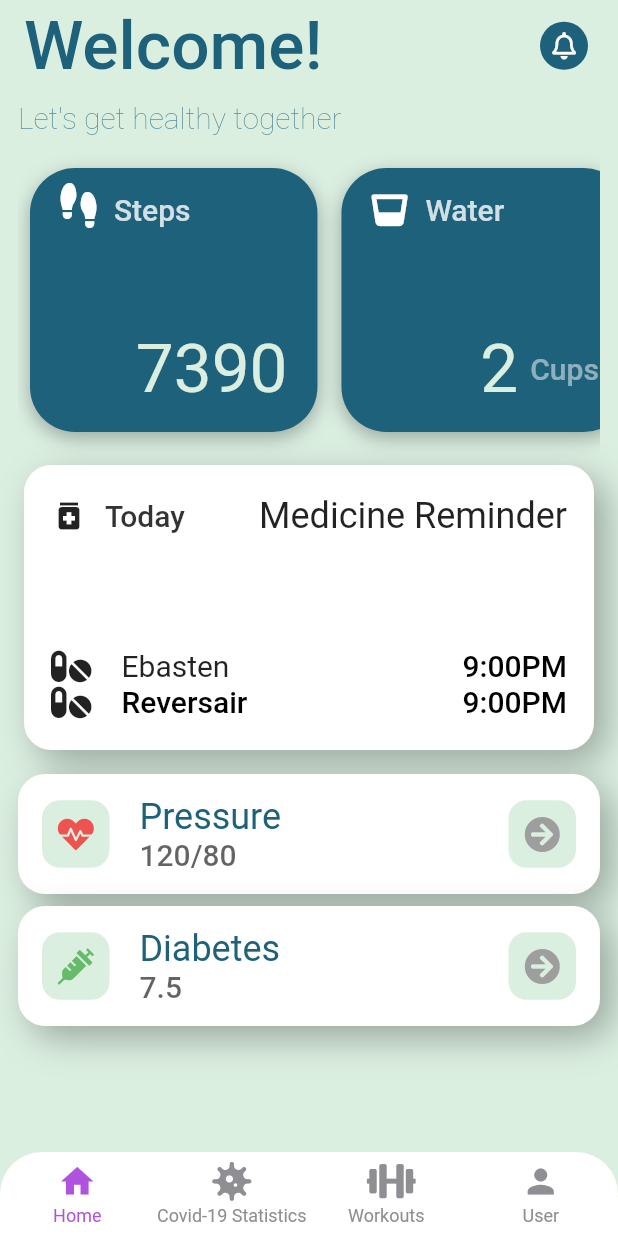
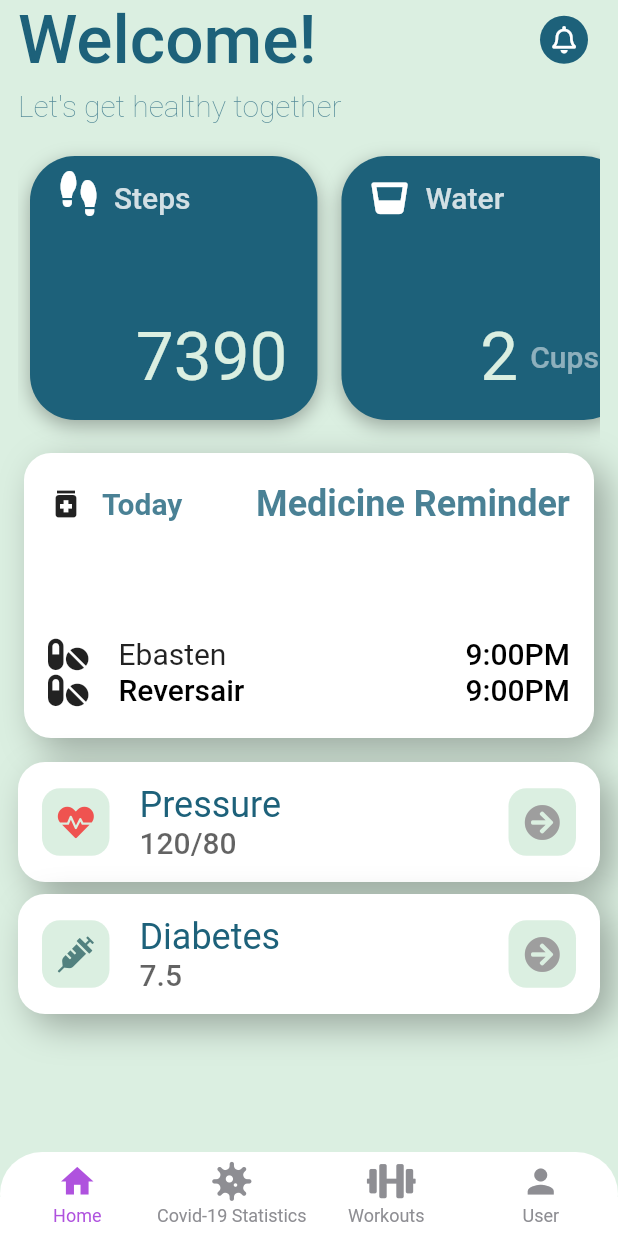
Before and after one commit to SumayaSiddique/Care_4_U_project, a Flutter app: the screen it shows once a user with an empty profile is signed in, on a phone screen of 412 x 824 dp. Run offline on Flutter 3.47's test engine with Material 2 defaults, Android fonts, the phone set to English and light mode, and no system bars; drawn by our look-alikes of persistent_bottom_nav_bar; our stand-ins replace carousel_slider, cloud_firestore, firebase_auth, firebase_core, fl_chart, flutter_local_notifications and 12 more; accounts and stored records are empty; Roboto replaces fonts that are missing (SF Pro Rounded); project files that could hold a hidden picture were left out.

Commit message:
HomeView UI improved

```diff
--- a/care_4_u_project/lib/Screens/Home/HomeView.dart
+++ b/care_4_u_project/lib/Screens/Home/HomeView.dart
@@ -45,15 +45,12 @@ class HomeView extends StatelessWidget {
               children: [
                 Row(
                   children: [
-                    Padding(
-                      padding: const EdgeInsets.all(4.0),
-                      child: Text(
+                    Text(
                       "Welcome!",
                       style: TextStyle(
                         fontSize: theme.headline3!.fontSize,
                         fontWeight: FontWeight.w500,
                         color: Color(0xff1d617A),
-                        ),
                       ),
                     ),
                     Spacer(),
@@ -298,7 +295,7 @@ class HomeView extends StatelessWidget {
                                     ),
                                     child: Icon(
                                       FontAwesomeIcons.syringe,
-                                      color: Colors.green[400],
+                                      color: Color(0xff52817f),
                                     ),
                                   ),
                                   SizedBox(width: 20),
@@ -311,7 +308,8 @@ class HomeView extends StatelessWidget {
                                         "Diabetes",
                                         style: TextStyle(
                                           fontSize: theme.headline5!.fontSize,
-                                            color: Color(0xff1d617A)),
+                                          color: Color(0xff1d617A),
+                                        ),
                                       ),
                                       Opacity(
                                         opacity: 0.7,
--- a/care_4_u_project/lib/Screens/Home/modules/HomeLargeCard.dart
+++ b/care_4_u_project/lib/Screens/Home/modules/HomeLargeCard.dart
@@ -56,7 +56,7 @@ class HomeLargeCard extends StatelessWidget {
       child: Padding(
         padding: const EdgeInsets.symmetric(
           vertical: 20.0,
-          horizontal: 18,
+          horizontal: 16,
         ),
         child: Column(
           crossAxisAlignment: CrossAxisAlignment.start,
@@ -74,9 +74,9 @@ class HomeLargeCard extends StatelessWidget {
                     Text(
                       subtitle,
                       style: TextStyle(
-                        color: Colors.black.withOpacity(0.8),
+                        color: Color(0xff1d617A).withOpacity(0.8),
                         fontSize: theme.headline6!.fontSize,
-                        fontWeight: FontWeight.w500,
+                        fontWeight: FontWeight.w600,
                       ),
                     ),
                   ],
@@ -84,7 +84,11 @@ class HomeLargeCard extends StatelessWidget {
                 Flexible(
                   child: Text(
                     title,
-                    style: theme.headline5,
+                    style: TextStyle(
+                      color: Color(0xff1d617A).withOpacity(0.8),
+                      fontSize: theme.headline5!.fontSize,
+                      fontWeight: FontWeight.w600,
+                    ),
                   ),
                 ),
               ],
```
Lines whose indentation alone changed are shown as unchanged.
